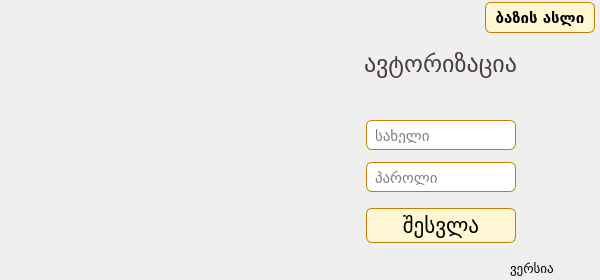
First picture: the form in ui/login.ui, repository bekashvelidze/renew-commercial, before the edit.
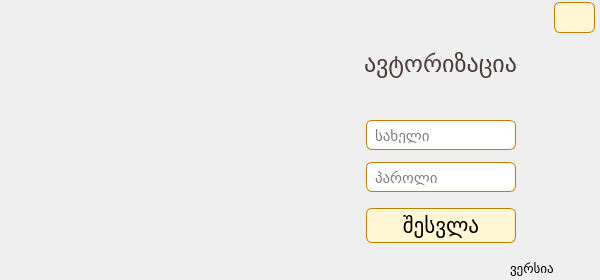
Second picture: the form after the edit. Icons and pictures are not drawn.

Commit message: fixed icon issue on all windows in dev, app and installer level

```diff
--- a/ui/login.ui
+++ b/ui/login.ui
@@ -31,6 +31,12 @@
 	padding: 6px;
 }</string>
   </property>
+  <property name="iconSize">
+   <size>
+    <width>32</width>
+    <height>32</height>
+   </size>
+  </property>
   <widget class="QWidget" name="centralwidget">
    <widget class="QLabel" name="authorize_label">
     <property name="geometry">
@@ -161,9 +167,9 @@
    <widget class="QPushButton" name="database_backup">
     <property name="geometry">
      <rect>
-      <x>485</x>
+      <x>554</x>
       <y>2</y>
-      <width>110</width>
+      <width>41</width>
       <height>31</height>
      </rect>
     </property>
@@ -176,11 +182,13 @@
      </font>
     </property>
     <property name="text">
-     <string>ბაზის ასლი</string>
+     <string/>
     </property>
-    <property name="icon">
-     <iconset resource="../res.qrc">
-      <normaloff>:/icon/icons/database_b.svg</normaloff>:/icon/icons/database_b.svg</iconset>
+    <property name="iconSize">
+     <size>
+      <width>32</width>
+      <height>32</height>
+     </size>
     </property>
    </widget>
   </widget>
```
The commit also changes 14 other files.
